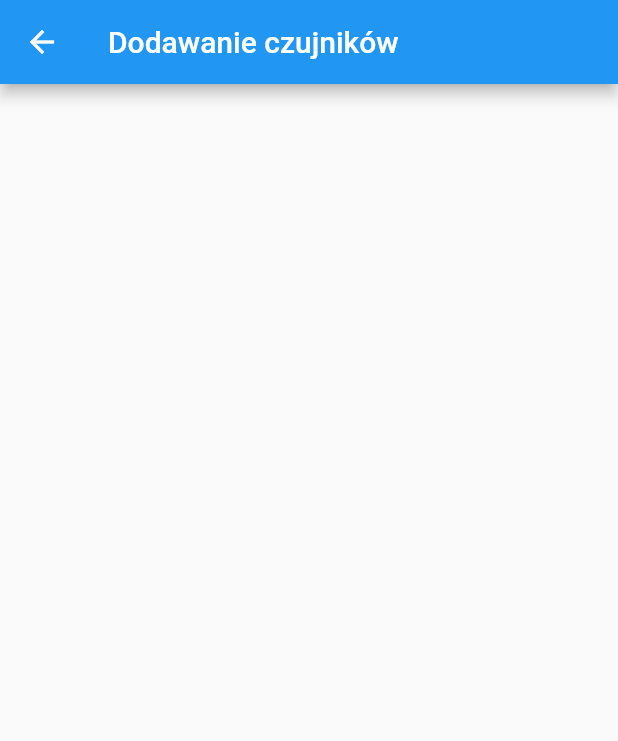
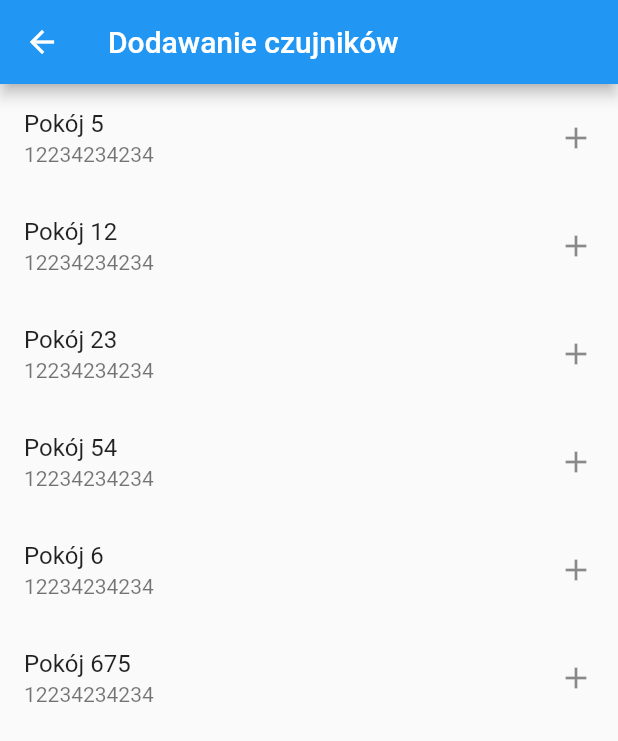
Before and after one commit to PatrykKot/furnace-temperature-monitor-client-flutter, a Flutter app: the screen it shows after launch, after a tap on the "add" icon, on a phone screen of 412 x 824 dp. Shown: the top 741 px of the screen. Run offline on Flutter 3.47's test engine with Material 2 defaults, Android fonts, the phone set to English and light mode, and no system bars.

Commit message:
Temperature history, sensor configuration, adding sensor initial pages

```diff
--- a/lib/app/app.dart
+++ b/lib/app/app.dart
@@ -1,20 +1,14 @@
 import 'package:flutter/material.dart';
 import 'package:ftm_client_flutter/app/temperature/page/homePage.dart';
-import 'package:ftm_client_flutter/app/temperature/sensor/page/addSensorPage.dart';
 
 class MyApp extends StatelessWidget {
   @override
   Widget build(BuildContext context) {
     return MaterialApp(
-      title: 'Flutter Demo',
-      theme: ThemeData(
-        primarySwatch: Colors.blue,
-      ),
-      initialRoute: '/',
-      routes: {
-        '/': (context) => HomePage(),
-        '/addSensor': (context) => AddSensorPage()
-      },
-    );
+        title: 'Flutter Demo',
+        theme: ThemeData(
+          primarySwatch: Colors.blue,
+        ),
+        home: HomePage());
   }
 }
--- /dev/null
+++ b/lib/app/sensor/dto/sensor.dart
@@ -0,0 +1,7 @@
+class SensorDto {
+  int id;
+  String name;
+  String address;
+
+  SensorDto(this.id, this.name, this.address);
+}
--- /dev/null
+++ b/lib/app/sensor/page/addSensorPage.dart
@@ -0,0 +1,48 @@
+import 'package:flutter/material.dart';
+import 'package:ftm_client_flutter/app/sensor/dto/sensor.dart';
+
+class AddSensorPage extends StatefulWidget {
+  AddSensorPage({Key key}) : super(key: key);
+
+  @override
+  _AddSensorPageState createState() => _AddSensorPageState();
+}
+
+class _AddSensorPageState extends State<AddSensorPage> {
+  List<SensorDto> sensors = [
+    SensorDto(1, 'Pokój 5', '12234234234'),
+    SensorDto(2, 'Pokój 12', '12234234234'),
+    SensorDto(3, 'Pokój 23', '12234234234'),
+    SensorDto(4, 'Pokój 54', '12234234234'),
+    SensorDto(5, 'Pokój 6', '12234234234'),
+    SensorDto(6, 'Pokój 675', '12234234234'),
+  ]; // TODO fetch from server
+
+  _addSensor(context, int id) {
+    print('TODO add sensor');
+    Scaffold.of(context).showSnackBar(SnackBar(
+      content: Text('Czujnik został dodany'),
+      backgroundColor: Colors.green,
+    ));
+  }
+
+  @override
+  Widget build(BuildContext context) {
+    return Scaffold(
+      appBar: AppBar(title: Text('Dodawanie czujników')),
+      body: ListView(
+        children: sensors.map<Widget>((sensor) {
+          return Builder(
+              builder: (context) => ListTile(
+                    title: Text(sensor.name),
+                    subtitle: Text(sensor.address),
+                    trailing: GestureDetector(
+                      child: Icon(Icons.add),
+                      onTap: () => _addSensor(context, sensor.id),
+                    ),
+                  ));
+        }).toList(),
+      ),
+    );
+  }
+}
--- a/lib/app/temperature/dto/temperature.dart
+++ b/lib/app/temperature/dto/temperature.dart
@@ -1,4 +1,4 @@
-import 'package:ftm_client_flutter/app/temperature/sensor/dto/sensor.dart';
+import 'package:ftm_client_flutter/app/sensor/dto/sensor.dart';
 
 class LastTemperatureLogDto {
   int id;
--- a/lib/app/temperature/sensor/dto/sensor.dart
+++ /dev/null
@@ -1,6 +0,0 @@
-class SensorDto {
-  int id;
-  String name;
-
-  SensorDto(this.id, this.name);
-}
--- a/lib/app/temperature/sensor/page/addSensorPage.dart
+++ /dev/null
@@ -1,15 +0,0 @@
-import 'package:flutter/material.dart';
-
-class AddSensorPage extends StatefulWidget {
-  AddSensorPage({Key key}) : super(key: key);
-
-  @override
-  _AddSensorPageState createState() => _AddSensorPageState();
-}
-
-class _AddSensorPageState extends State<AddSensorPage> {
-  @override
-  Widget build(BuildContext context) {
-    return Scaffold(appBar: AppBar(title: Text('Dodawanie czujników')));
-  }
-}
```
Also changed, not shown: lib/app/sensor/page/editSensorPage.dart (added, +24 -0 lines), lib/app/temperature/page/homePage.dart (+44 -17 lines), lib/app/temperature/page/temperatureHistoryPage.dart (added, +35 -0 lines).
